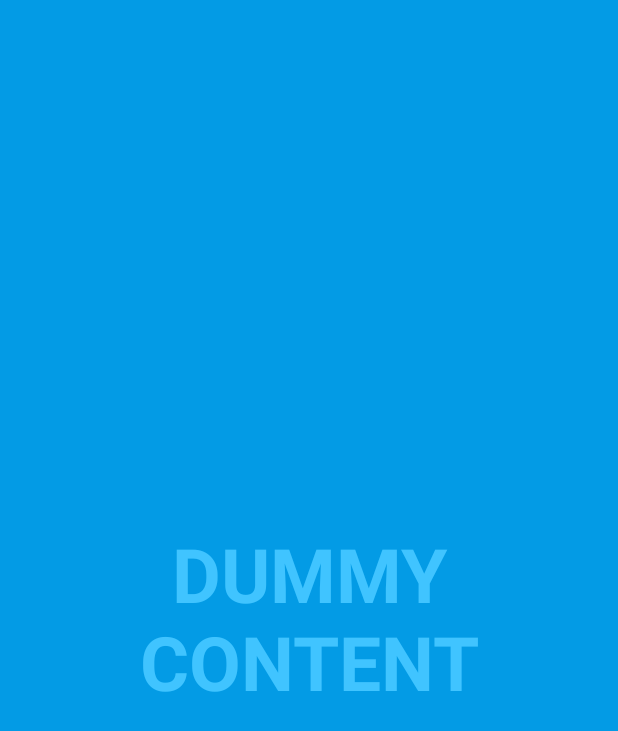
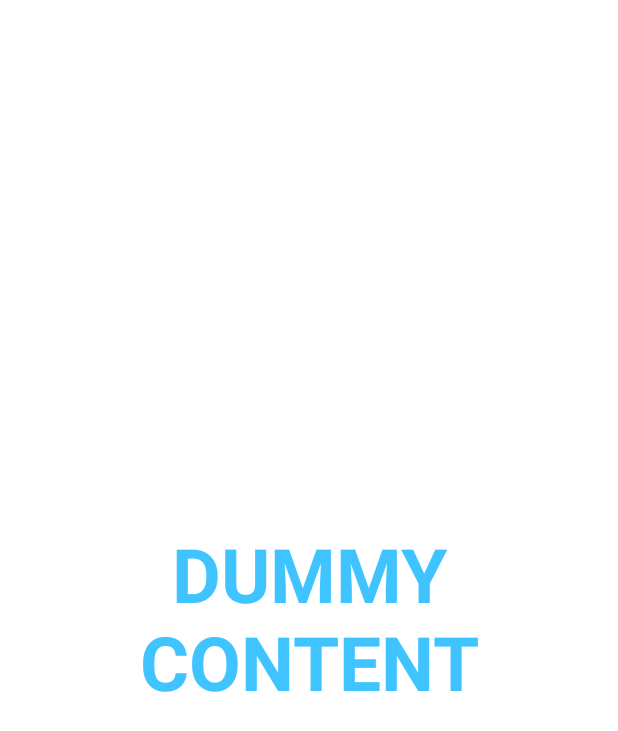
Before and after one commit to RL97/Stumme_Karte, an Android app: the screen it shows after launch (FullscreenActivity), on a phone screen of 412 x 824 dp. Shown: the top 731 px of the screen. Run offline under Robolectric (Android 15) with nearby library versions, the phone set to English and light mode, and no system bars.

Commit message:
transparent actionbar ; minor color changes in theme

```diff
--- a/app/src/main/res/values/colors.xml
+++ b/app/src/main/res/values/colors.xml
@@ -11,5 +11,8 @@
     <color name="light_blue_900">#FF01579B</color>
     <color name="light_blue_A200">#FF40C4FF</color>
     <color name="light_blue_A400">#FF00B0FF</color>
-    <color name="black_overlay">#66000000</color>
+
+    <color name="black_overlay">#1A000000</color>
+    <color name="teal_800">#FF00695C</color>
+    <color name="teal_900">#FF004D40</color>
 </resources>
--- a/app/src/main/res/values/styles.xml
+++ b/app/src/main/res/values/styles.xml
@@ -2,6 +2,7 @@
 
     <style name="Widget.Theme.Stumme_Karte.ActionBar.Fullscreen" parent="Widget.AppCompat.ActionBar">
         <item name="android:background">@color/black_overlay</item>
+        <item name="background">@color/black_overlay</item>
     </style>
 
     <style name="Widget.Theme.Stumme_Karte.ButtonBar.Fullscreen" parent="">
--- a/app/src/main/res/values/themes.xml
+++ b/app/src/main/res/values/themes.xml
@@ -2,8 +2,8 @@
     <!-- Base application theme. -->
     <style name="Theme.Stumme_Karte" parent="Theme.MaterialComponents.DayNight.DarkActionBar">
         <!-- Primary brand color. -->
-        <item name="colorPrimary">@color/purple_500</item>
-        <item name="colorPrimaryVariant">@color/purple_700</item>
+        <item name="colorPrimary">@color/teal_800</item>
+        <item name="colorPrimaryVariant">@color/teal_900</item>
         <item name="colorOnPrimary">@color/white</item>
         <!-- Secondary brand color. -->
         <item name="colorSecondary">@color/teal_200</item>
@@ -15,14 +15,15 @@
     </style>
 
     <style name="Theme.Stumme_Karte.Fullscreen" parent="Theme.Stumme_Karte">
-        <item name="android:actionBarStyle">@style/Widget.Theme.Stumme_Karte.ActionBar.Fullscreen
-        </item>
+        <item name="android:actionBarStyle">@style/Widget.Theme.Stumme_Karte.ActionBar.Fullscreen</item>
         <item name="android:windowActionBarOverlay">true</item>
+        <item name="actionBarStyle">@style/Widget.Theme.Stumme_Karte.ActionBar.Fullscreen</item>
+        <item name="windowActionBarOverlay">true</item>
         <item name="android:windowBackground">@null</item>
     </style>
 
     <style name="ThemeOverlay.Stumme_Karte.FullscreenContainer" parent="">
-        <item name="fullscreenBackgroundColor">@color/light_blue_600</item>
+        <item name="fullscreenBackgroundColor">@color/white</item>
         <item name="fullscreenTextColor">@color/light_blue_A200</item>
     </style>
 </resources>
```
